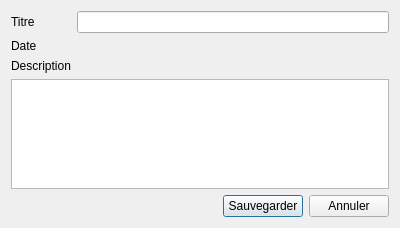
FACT-Team/FactDev, file src/dialogs/addquotedialog.ui: the form before one commit.
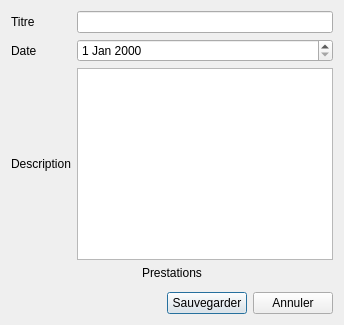
The form after the commit. Icons and pictures are not drawn.

Commit message: Add widget contributories into add quote

Diff of the .ui file:
```diff
--- a/src/dialogs/addquotedialog.ui
+++ b/src/dialogs/addquotedialog.ui
@@ -2,22 +2,11 @@
 <ui version="4.0">
  <class>AddQuoteDialog</class>
  <widget class="QDialog" name="AddQuoteDialog">
-  <property name="geometry">
-   <rect>
-    <x>0</x>
-    <y>0</y>
-    <width>400</width>
-    <height>228</height>
-   </rect>
-  </property>
-  <property name="cursor">
-   <cursorShape>WaitCursor</cursorShape>
-  </property>
   <property name="windowTitle">
    <string>Devis n°XX</string>
   </property>
-  <layout class="QGridLayout" name="gridLayout_2">
-   <item row="5" column="0" colspan="2">
+  <layout class="QGridLayout" name="_2">
+   <item row="9" column="0" colspan="2">
     <layout class="QHBoxLayout" name="horizontalLayout_2">
      <item>
       <spacer name="horizontalSpacer">
@@ -63,9 +52,6 @@
      </property>
     </widget>
    </item>
-   <item row="0" column="1">
-    <widget class="QLineEdit" name="lineEdit"/>
-   </item>
    <item row="2" column="0">
     <widget class="QLabel" name="label_2">
      <property name="text">
@@ -80,8 +66,34 @@
      </property>
     </widget>
    </item>
+   <item row="0" column="1">
+    <widget class="QLineEdit" name="leQuoteTitle"/>
+   </item>
+   <item row="3" column="1">
+    <widget class="QTextEdit" name="leDescription">
+     <property name="sizePolicy">
+      <sizepolicy hsizetype="Minimum" vsizetype="Minimum">
+       <horstretch>0</horstretch>
+       <verstretch>0</verstretch>
+      </sizepolicy>
+     </property>
+    </widget>
+   </item>
+   <item row="2" column="1">
+    <widget class="QDateEdit" name="dateEditQuote"/>
+   </item>
+   <item row="5" column="0" colspan="2">
+    <widget class="QWidget" name="wdgContributories" native="true"/>
+   </item>
    <item row="4" column="0" colspan="2">
-    <widget class="QTextEdit" name="textEdit"/>
+    <widget class="QLabel" name="label_4">
+     <property name="text">
+      <string>Prestations</string>
+     </property>
+     <property name="alignment">
+      <set>Qt::AlignCenter</set>
+     </property>
+    </widget>
    </item>
   </layout>
  </widget>
```
Left out of the diff: 35 changed lines with no effect on the pictures. The commit also changes 7 other files.
